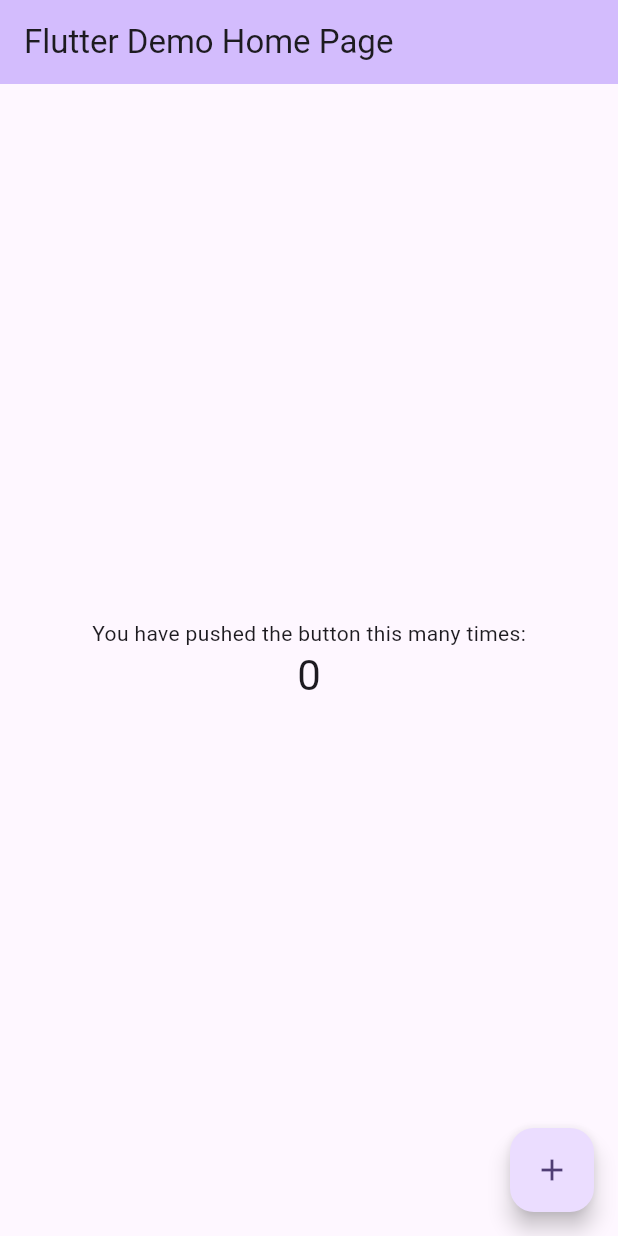
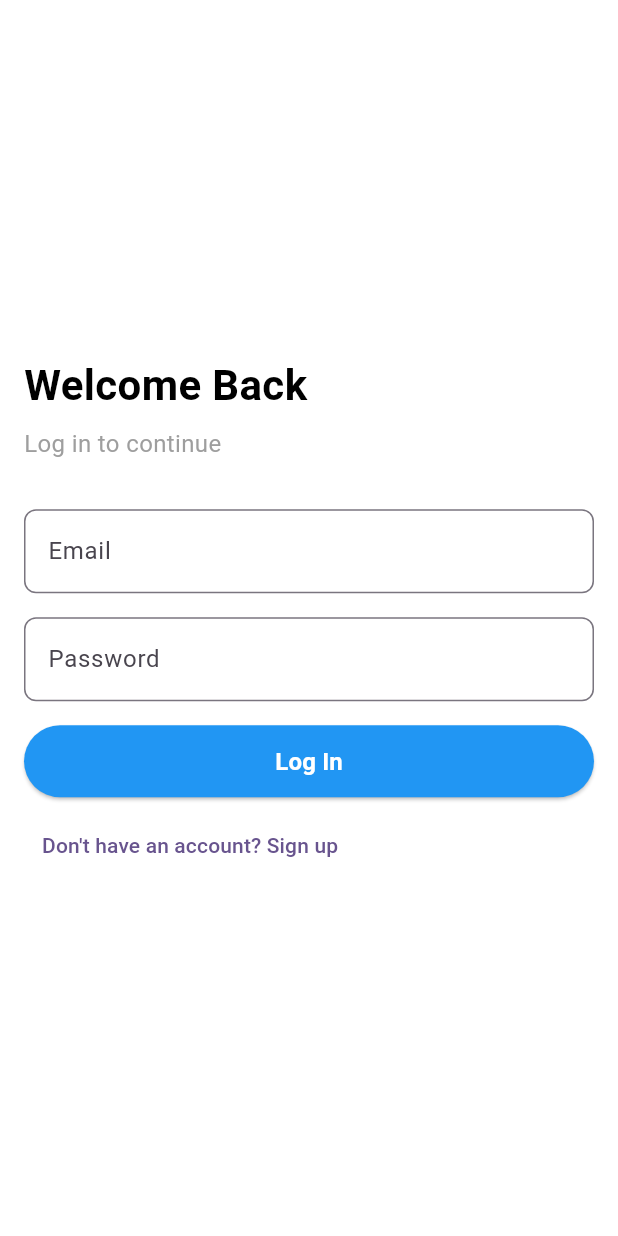
Before and after one commit to Medmat0/project_esgix, a Flutter app: the screen it shows after launch, on a phone screen of 412 x 824 dp. Run offline on Flutter 3.47's test engine with Material 3 defaults, Android fonts, the phone set to English and light mode, and no system bars; our stand-ins replace bloc, dio, flutter_bloc, flutter_dotenv.

Commit message:
adding login & register screen but no logic for now

```diff
--- a/lib/main.dart
+++ b/lib/main.dart
@@ -1,13 +1,15 @@
 import 'package:esgix_project/shared/post_bloc/post_bloc.dart';
 import 'package:esgix_project/shared/user_bloc/user_bloc.dart';
 import 'package:esgix_project/singleton/session_manager.dart';
+import 'package:esgix_project/view/login_view_screen.dart';
+import 'package:esgix_project/view/register_view_screen.dart';
 import 'package:flutter/material.dart';
 import 'package:flutter_bloc/flutter_bloc.dart';
 import 'package:flutter_dotenv/flutter_dotenv.dart';
 
 Future<void> main() async {
-  await dotenv.load();
-  SessionManager.instance;
+  //await dotenv.load();
+  //SessionManager.instance;
   runApp(const MyApp());
 }
 
@@ -27,59 +29,12 @@ class MyApp extends StatelessWidget {
           colorScheme: ColorScheme.fromSeed(seedColor: Colors.deepPurple),
           useMaterial3: true,
         ),
-        home: const MyHomePage(title: 'Flutter Demo Home Page'),
+        initialRoute: '/login',
+        routes: {
+          '/login': (context) => LoginScreen(),
+          '/register': (context) => const RegisterScreen(),
+        },
       ),
     );
   }
 }
-
-class MyHomePage extends StatefulWidget {
-  const MyHomePage({super.key, required this.title});
-
-  final String title;
-
-  @override
-  State<MyHomePage> createState() => _MyHomePageState();
-}
-
-class _MyHomePageState extends State<MyHomePage> {
-  int _counter = 0;
-
-  void _incrementCounter() {
-    setState(() {
-      _counter++;
-    });
-  }
-
-  @override
-  Widget build(BuildContext context) {
-    return Scaffold(
-      appBar: AppBar(
-        backgroundColor: Theme.of(context).colorScheme.inversePrimary,
-        title: Text(widget.title),
-      ),
-      body: Center(
-        child: Column(
-          mainAxisAlignment: MainAxisAlignment.center,
-          children: <Widget>[
-            const Text(
-              'You have pushed the button this many times:',
-            ),
-            Text(
-              '$_counter',
-              style: Theme.of(context).textTheme.headlineMedium,
-            ),
-          ],
-        ),
-      ),
-      floatingActionButton: FloatingActionButton(
-        onPressed: () {
-          _incrementCounter();
-
-        },
-        tooltip: 'Increment',
-        child: const Icon(Icons.add),
-      ),
-    );
-  }
-}
--- /dev/null
+++ b/lib/view/login_view_screen.dart
@@ -0,0 +1,112 @@
+import 'package:flutter/material.dart';
+
+class LoginScreen extends StatelessWidget {
+  LoginScreen({Key? key}) : super(key: key);
+
+  // Controllers pour capturer les données des champs texte
+  final TextEditingController emailController = TextEditingController();
+  final TextEditingController passwordController = TextEditingController();
+
+  @override
+  Widget build(BuildContext context) {
+    return Scaffold(
+      backgroundColor: Colors.white,
+      body: Padding(
+        padding: const EdgeInsets.symmetric(horizontal: 16.0),
+        child: Column(
+          mainAxisAlignment: MainAxisAlignment.center,
+          crossAxisAlignment: CrossAxisAlignment.start,
+          children: [
+            const Text(
+              "Welcome Back",
+              style: TextStyle(
+                fontSize: 28,
+                fontWeight: FontWeight.bold,
+                color: Colors.black,
+              ),
+            ),
+            const SizedBox(height: 8),
+            const Text(
+              "Log in to continue",
+              style: TextStyle(
+                fontSize: 16,
+                color: Colors.grey,
+              ),
+            ),
+            const SizedBox(height: 32),
+            TextField(
+              controller: emailController,
+              decoration: InputDecoration(
+                labelText: "Email",
+                border: OutlineInputBorder(
+                  borderRadius: BorderRadius.circular(8),
+                ),
+              ),
+              keyboardType: TextInputType.emailAddress,
+            ),
+            const SizedBox(height: 16),
+            TextField(
+              controller: passwordController,
+              decoration: InputDecoration(
+                labelText: "Password",
+                border: OutlineInputBorder(
+                  borderRadius: BorderRadius.circular(8),
+                ),
+              ),
+              obscureText: true,
+            ),
+            const SizedBox(height: 16),
+            ElevatedButton(
+              onPressed: () {
+                final email = emailController.text;
+                final password = passwordController.text;
+
+                if (!email.contains("@")) {
+                  ScaffoldMessenger.of(context).showSnackBar(
+                    const SnackBar(
+                      content: Text("Please enter a valid email address."),
+                      backgroundColor: Colors.red,
+                    ),
+                  );
+                } else if (password.isEmpty) {
+                  ScaffoldMessenger.of(context).showSnackBar(
+                    const SnackBar(
+                      content: Text("Password cannot be empty."),
+                      backgroundColor: Colors.red,
+                    ),
+                  );
+                } else {
+                  // je dois faire la logic bloc ici !!!
+                  ScaffoldMessenger.of(context).showSnackBar(
+                    SnackBar(
+                      content: Text("Logging in as $email"),
+                    ),
+                  );
+                }
+              },
+              style: ElevatedButton.styleFrom(
+                backgroundColor: Colors.blue,
+                minimumSize: const Size(double.infinity, 48),
+              ),
+              child: const Text(
+                "Log In",
+                style: TextStyle(
+                  fontSize: 16,
+                  fontWeight: FontWeight.bold,
+                  color: Colors.white,
+                ),
+              ),
+            ),
+            const SizedBox(height: 8),
+            TextButton(
+              onPressed: () {
+                Navigator.pushNamed(context, "/register");
+              },
+              child: const Text("Don't have an account? Sign up"),
+            ),
+          ],
+        ),
+      ),
+    );
+  }
+}
```
Also changed, not shown: lib/view/register_view_screen.dart (added, +91 -0 lines), pubspec.lock.
